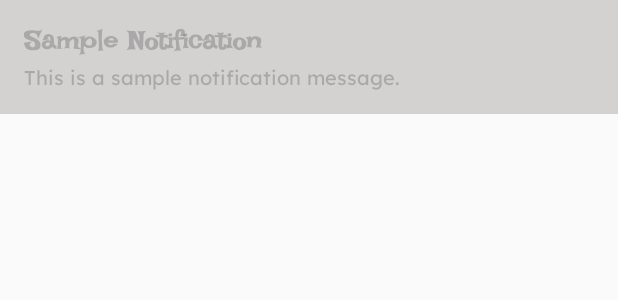
After one commit to PNixClaire/KaBu2.0_updated, an Android app built with Jetpack Compose: the layout item_notification.xml on its own in the app's theme, with its tools: preview values and no code run, on a phone screen of 412 x 824 dp. The commit adds this screen. Shown: the top 300 px of the screen. Run offline under Robolectric (Android 15) with nearby library versions, the phone set to English and light mode, and no system bars.

Commit message:
notifications

```diff
--- /dev/null
+++ b/app/src/main/res/layout/item_notification.xml
@@ -0,0 +1,39 @@
+<?xml version="1.0" encoding="utf-8"?>
+<androidx.constraintlayout.widget.ConstraintLayout xmlns:android="http://schemas.android.com/apk/res/android"
+    xmlns:app="http://schemas.android.com/apk/res-auto"
+    xmlns:tools="http://schemas.android.com/tools"
+    android:layout_width="match_parent"
+    android:layout_height="wrap_content"
+    android:background="@color/unread_notif"
+    android:clickable="true"
+    android:focusable="true"
+    android:padding="16dp">
+
+    <TextView
+        android:id="@+id/notifmsg_title"
+        android:layout_width="wrap_content"
+        android:layout_height="wrap_content"
+        android:fontFamily="@font/irish_grover"
+        android:text="Sample Notification"
+        android:textColor="@color/unread_text"
+        android:textSize="18sp"
+        android:textStyle="bold"
+        app:layout_constraintEnd_toEndOf="parent"
+        app:layout_constraintHorizontal_bias="0.0"
+        app:layout_constraintStart_toStartOf="parent"
+        app:layout_constraintTop_toTopOf="parent" />
+
+    <TextView
+        android:id="@+id/notif_subtitle"
+        android:layout_width="wrap_content"
+        android:layout_height="wrap_content"
+        android:layout_marginTop="4dp"
+        android:text="This is a sample notification message."
+        android:fontFamily="@font/lexend_regular"
+        android:textSize="13sp"
+        android:textColor="@color/unread_text"
+        app:layout_constraintEnd_toEndOf="parent"
+        app:layout_constraintHorizontal_bias="0.0"
+        app:layout_constraintStart_toStartOf="parent"
+        app:layout_constraintTop_toBottomOf="@+id/notifmsg_title" />
+</androidx.constraintlayout.widget.ConstraintLayout>
--- a/app/src/main/res/values/colors.xml
+++ b/app/src/main/res/values/colors.xml
@@ -14,4 +14,6 @@
     <color name="KaBu_yellow">#FFFFC814</color>
     <color name="cream">#FFF5F5DC</color>
     <color name="bg">#FFB0F0EC</color>
+    <color name="unread_notif">#D4D1D1</color>
+    <color name="unread_text">#52525252</color>
 </resources>
```
Also changed, not shown: app/src/main/res/layout/activity_notifications.xml (added, +78 -0 lines).
